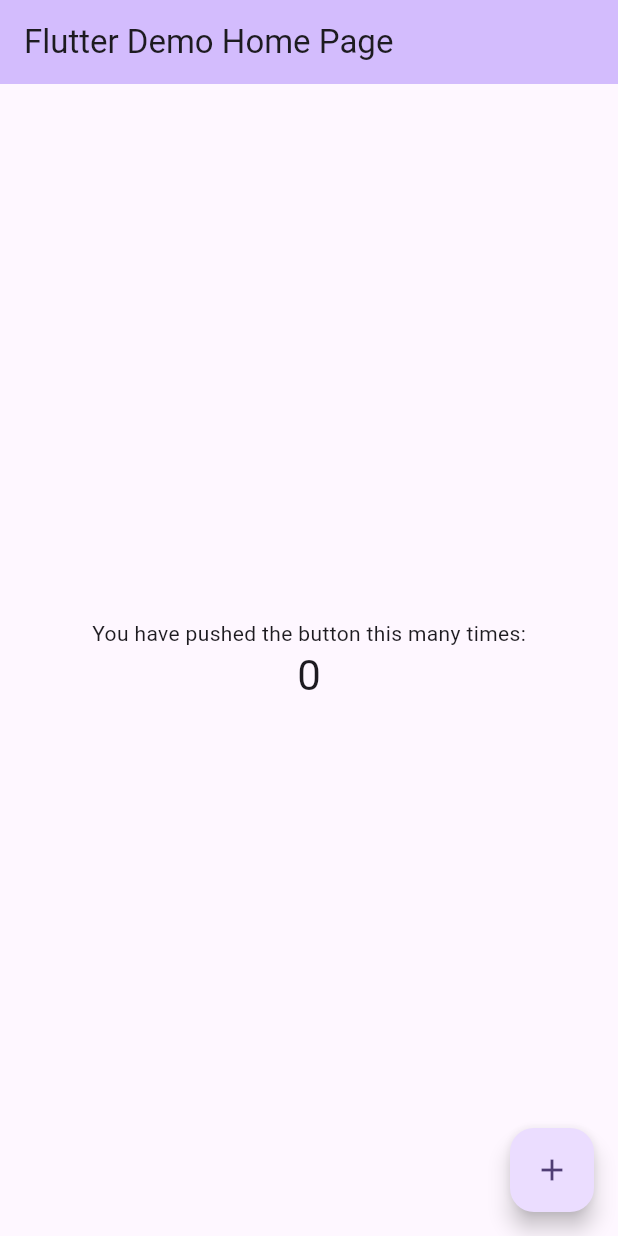
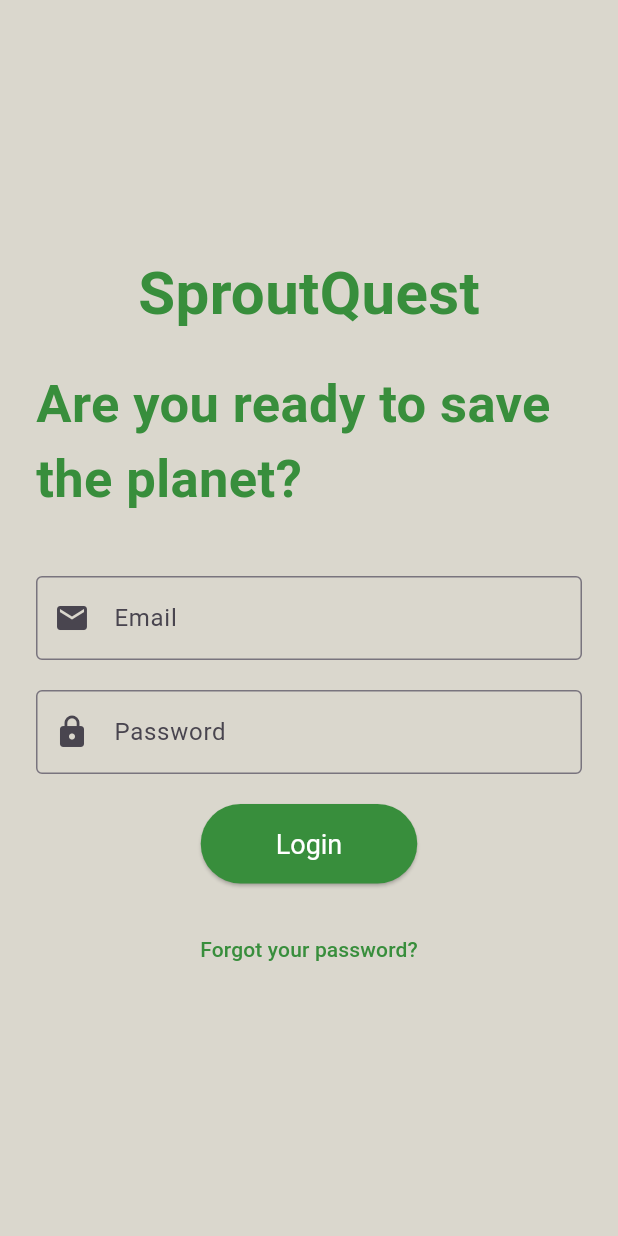
Before and after one commit to heba02/SproutQuest, a Flutter app: the screen it shows after launch, on a phone screen of 412 x 824 dp. Run offline on Flutter 3.47's test engine with Material 3 defaults, Android fonts, the phone set to English and light mode, and no system bars.

Commit message:
starting with some screens

```diff
--- /dev/null
+++ b/sproutquest/lib/core/routes.dart
@@ -0,0 +1,8 @@
+import 'package:flutter/material.dart';
+import '../screens/login_screen.dart';
+import '../screens/forgot_password_screen.dart';
+
+Map<String, WidgetBuilder> appRoutes = {
+  '/': (context) => LoginScreen(),
+  '/forgot-password': (context) => ForgotPasswordScreen(),
+};
--- a/sproutquest/lib/main.dart
+++ b/sproutquest/lib/main.dart
@@ -1,122 +1,20 @@
 import 'package:flutter/material.dart';
+import 'screens/login_screen.dart';
+import 'screens/forgot_password_screen.dart';
 
 void main() {
-  runApp(const MyApp());
+  runApp(MyApp());
 }
 
 class MyApp extends StatelessWidget {
-  const MyApp({super.key});
-
-  // This widget is the root of your application.
   @override
   Widget build(BuildContext context) {
     return MaterialApp(
-      title: 'Flutter Demo',
+      title: 'SproutQuest',
       theme: ThemeData(
-        // This is the theme of your application.
-        //
-        // TRY THIS: Try running your application with "flutter run". You'll see
-        // the application has a purple toolbar. Then, without quitting the app,
-        // try changing the seedColor in the colorScheme below to Colors.green
-        // and then invoke "hot reload" (save your changes or press the "hot
-        // reload" button in a Flutter-supported IDE, or press "r" if you used
-        // the command line to start the app).
-        //
-        // Notice that the counter didn't reset back to zero; the application
-        // state is not lost during the reload. To reset the state, use hot
-        // restart instead.
-        //
-        // This works for code too, not just values: Most code changes can be
-        // tested with just a hot reload.
-        colorScheme: ColorScheme.fromSeed(seedColor: Colors.deepPurple),
+        primarySwatch: Colors.green,
       ),
-      home: const MyHomePage(title: 'Flutter Demo Home Page'),
+      home: LoginScreen(), // Set the login screen as the home screen
     );
   }
 }
-
-class MyHomePage extends StatefulWidget {
-  const MyHomePage({super.key, required this.title});
-
-  // This widget is the home page of your application. It is stateful, meaning
-  // that it has a State object (defined below) that contains fields that affect
-  // how it looks.
-
-  // This class is the configuration for the state. It holds the values (in this
-  // case the title) provided by the parent (in this case the App widget) and
-  // used by the build method of the State. Fields in a Widget subclass are
-  // always marked "final".
-
-  final String title;
-
-  @override
-  State<MyHomePage> createState() => _MyHomePageState();
-}
-
-class _MyHomePageState extends State<MyHomePage> {
-  int _counter = 0;
-
-  void _incrementCounter() {
-    setState(() {
-      // This call to setState tells the Flutter framework that something has
-      // changed in this State, which causes it to rerun the build method below
-      // so that the display can reflect the updated values. If we changed
-      // _counter without calling setState(), then the build method would not be
-      // called again, and so nothing would appear to happen.
-      _counter++;
-    });
-  }
-
-  @override
-  Widget build(BuildContext context) {
-    // This method is rerun every time setState is called, for instance as done
-    // by the _incrementCounter method above.
-    //
-    // The Flutter framework has been optimized to make rerunning build methods
-    // fast, so that you can just rebuild anything that needs updating rather
-    // than having to individually change instances of widgets.
-    return Scaffold(
-      appBar: AppBar(
-        // TRY THIS: Try changing the color here to a specific color (to
-        // Colors.amber, perhaps?) and trigger a hot reload to see the AppBar
-        // change color while the other colors stay the same.
-        backgroundColor: Theme.of(context).colorScheme.inversePrimary,
-        // Here we take the value from the MyHomePage object that was created by
-        // the App.build method, and use it to set our appbar title.
-        title: Text(widget.title),
-      ),
-      body: Center(
-        // Center is a layout widget. It takes a single child and positions it
-        // in the middle of the parent.
-        child: Column(
-          // Column is also a layout widget. It takes a list of children and
-          // arranges them vertically. By default, it sizes itself to fit its
-          // children horizontally, and tries to be as tall as its parent.
-          //
-          // Column has various properties to control how it sizes itself and
-          // how it positions its children. Here we use mainAxisAlignment to
-          // center the children vertically; the main axis here is the vertical
-          // axis because Columns are vertical (the cross axis would be
-          // horizontal).
-          //
-          // TRY THIS: Invoke "debug painting" (choose the "Toggle Debug Paint"
-          // action in the IDE, or press "p" in the console), to see the
-          // wireframe for each widget.
-          mainAxisAlignment: MainAxisAlignment.center,
-          children: <Widget>[
-            const Text('You have pushed the button this many times:'),
-            Text(
-              '$_counter',
-              style: Theme.of(context).textTheme.headlineMedium,
-            ),
-          ],
-        ),
-      ),
-      floatingActionButton: FloatingActionButton(
-        onPressed: _incrementCounter,
-        tooltip: 'Increment',
-        child: const Icon(Icons.add),
-      ), // This trailing comma makes auto-formatting nicer for build methods.
-    );
-  }
-}
--- /dev/null
+++ b/sproutquest/lib/screens/login_screen.dart
@@ -0,0 +1,117 @@
+import 'package:flutter/material.dart';
+import 'forgot_password_screen.dart';
+import 'home_screen.dart';
+
+class LoginScreen extends StatelessWidget {
+  final TextEditingController _emailController = TextEditingController();
+  final TextEditingController _passwordController = TextEditingController();
+
+  @override
+  Widget build(BuildContext context) {
+    return Scaffold(
+      backgroundColor: Color(0xFFDAD7CD),
+      body: Center(
+        child: Padding(
+          padding: const EdgeInsets.all(24.0),
+          child: Column(
+            mainAxisAlignment: MainAxisAlignment.center,
+            crossAxisAlignment: CrossAxisAlignment.center,
+            children: [
+              // SproutQuest text
+              Text(
+                'SproutQuest',
+                style: TextStyle(
+                  fontSize: 40,
+                  fontWeight: FontWeight.bold,
+                  color: Colors.green.shade700,
+                ),
+              ),
+              SizedBox(height: 20),
+
+              // -------------------------------------------------------------------
+
+              // "Are you ready to save the planet?" text
+              Text(
+                'Are you ready to save the planet?',
+                style: TextStyle(
+                  fontSize: 35,
+                  fontWeight: FontWeight.bold,
+                  color: Colors.green.shade700,
+                ),
+              ),
+              SizedBox(height: 40),
+
+              // ---------------------------------------------------------------------
+              // Email input
+              TextFormField(
+                controller: _emailController,
+                decoration: InputDecoration(
+                  labelText: 'Email',
+                  border: OutlineInputBorder(),
+                  prefixIcon: Icon(Icons.email),
+                ),
+                keyboardType: TextInputType.emailAddress,
+              ),
+              SizedBox(height: 20),
+
+              // Password input
+              TextFormField(
+                controller: _passwordController,
+                obscureText: true,
+                decoration: InputDecoration(
+                  labelText: 'Password',
+                  border: OutlineInputBorder(),
+                  prefixIcon: Icon(Icons.lock),
+                ),
+              ),
+              SizedBox(height: 20),
+
+              // -------------------------------------------------------
+              // Login button
+              ElevatedButton(
+                onPressed: () {
+                  // Handle login action
+                  print("Logging in...");
+
+                  // Go to home screen
+                  Navigator.pushReplacement(
+                  context,
+                  MaterialPageRoute(builder: (context) => HomeScreen()
+                    ),
+                  );
+                },
+                child: Text('Login'),
+                style: ButtonStyle(
+                  padding: MaterialStateProperty.all(EdgeInsets.symmetric(vertical: 16, horizontal: 50)),
+                  backgroundColor: MaterialStateProperty.all(Colors.green.shade700), // Correct way to set background color
+                  foregroundColor: MaterialStateProperty.all(Colors.white),  // Set text color to white
+                  textStyle: MaterialStateProperty.all(TextStyle(fontSize: 18)),
+                ),
+              ),
+
+              SizedBox(height: 20),
+
+              // ---------------------------------------------------------
+              // Forgot password link
+              TextButton(
+                onPressed: () {
+                  // Navigate to forgot password screen
+                  Navigator.push(
+                    context,
+                    MaterialPageRoute(
+                      builder: (context) => ForgotPasswordScreen(),
+                    ),
+                  );
+                },
+                child: Text(
+                  'Forgot your password?',
+                  style: TextStyle(color: Colors.green.shade700),
+                ),
+              ),
+            ],
+          ),
+        ),
+      ),
+    );
+  }
+}
```
Also changed, not shown: sproutquest/lib/screens/forgot_password_screen.dart (added, +73 -0 lines), sproutquest/lib/screens/home_screen.dart (added, +94 -0 lines), sproutquest/lib/screens/leaderboard_screen.dart (added, +16 -0 lines), sproutquest/lib/screens/settings_screen.dart (added, +16 -0 lines).
